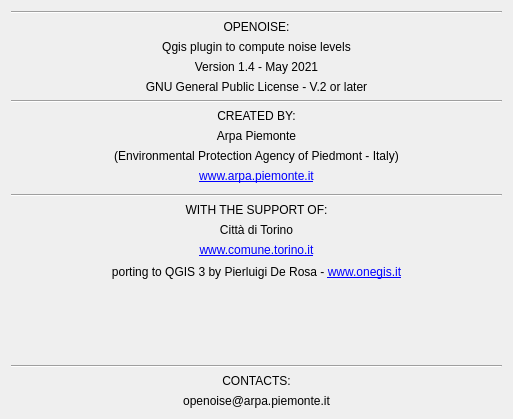
First picture: the form in tools/ui_Credits.ui, repository pierluigiderosa/openoise, before the edit.
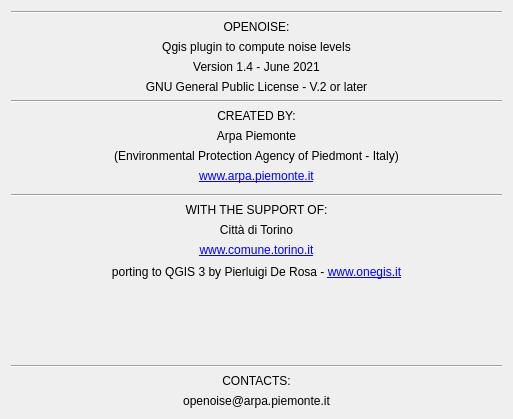
Second picture: the form after the edit.

```diff
--- a/tools/ui_Credits.ui
+++ b/tools/ui_Credits.ui
@@ -95,7 +95,7 @@
       </size>
      </property>
      <property name="text">
-      <string>Version 1.4 - May 2021</string>
+      <string>Version 1.4 - June 2021</string>
      </property>
      <property name="alignment">
       <set>Qt::AlignCenter</set>
```
